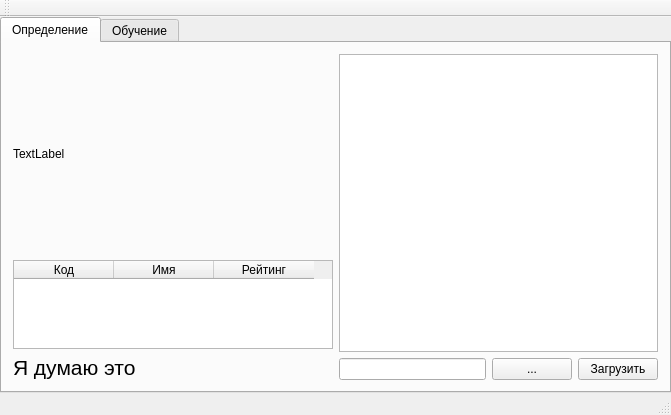
Above: sartificialneuralweb.ui from shotInLeg/SArtificialNeuralWeb before the change. Below: the same form after it.
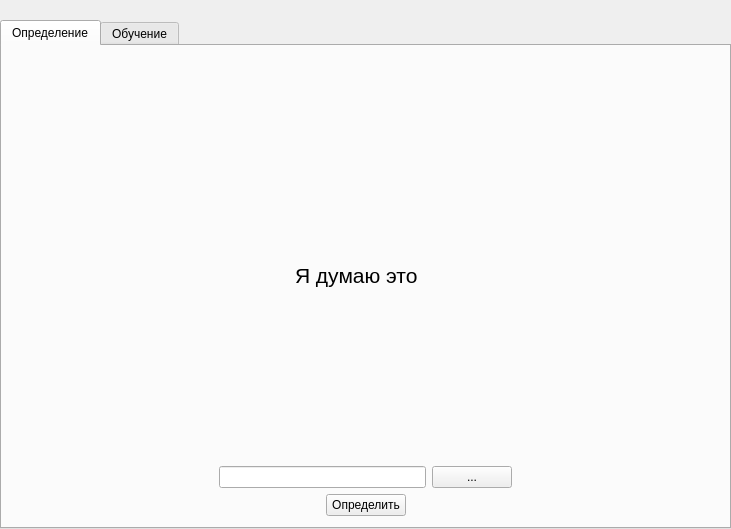
That is the form after the change.

Commit message: Modified design, separate to header and realisation files

Diff of the .ui file:
```diff
--- a/sartificialneuralweb.ui
+++ b/sartificialneuralweb.ui
@@ -6,8 +6,8 @@
    <rect>
     <x>0</x>
     <y>0</y>
-    <width>671</width>
-    <height>415</height>
+    <width>731</width>
+    <height>529</height>
    </rect>
   </property>
   <property name="windowTitle">
@@ -19,7 +19,7 @@
      <number>0</number>
     </property>
     <property name="topMargin">
-     <number>0</number>
+     <number>20</number>
     </property>
     <property name="rightMargin">
      <number>0</number>
@@ -36,10 +36,23 @@
        <attribute name="title">
         <string>Определение</string>
        </attribute>
-       <layout class="QHBoxLayout" name="horizontalLayout">
-        <item>
          <layout class="QVBoxLayout" name="verticalLayout_3">
           <item>
+         <layout class="QHBoxLayout" name="horizontalLayout_9">
+          <item>
+           <spacer name="horizontalSpacer_3">
+            <property name="orientation">
+             <enum>Qt::Horizontal</enum>
+            </property>
+            <property name="sizeHint" stdset="0">
+             <size>
+              <width>40</width>
+              <height>20</height>
+             </size>
+            </property>
+           </spacer>
+          </item>
+          <item>
            <widget class="QLabel" name="imgWork">
             <property name="minimumSize">
              <size>
@@ -54,34 +67,40 @@
              </size>
             </property>
             <property name="text">
-             <string>TextLabel</string>
+             <string/>
             </property>
            </widget>
           </item>
           <item>
-           <widget class="QTableWidget" name="twResults">
-            <column>
-             <property name="text">
-              <string>Код</string>
-             </property>
-            </column>
-            <column>
-             <property name="text">
-              <string>Имя</string>
-             </property>
-            </column>
-            <column>
-             <property name="text">
-              <string>Рейтинг</string>
-             </property>
-            </column>
-           </widget>
+           <spacer name="horizontalSpacer_4">
+            <property name="orientation">
+             <enum>Qt::Horizontal</enum>
+            </property>
+            <property name="sizeHint" stdset="0">
+             <size>
+              <width>40</width>
+              <height>20</height>
+             </size>
+            </property>
+           </spacer>
           </item>
+         </layout>
+        </item>
           <item>
-           <layout class="QHBoxLayout" name="horizontalLayout_2">
-            <property name="topMargin">
-             <number>0</number>
+         <layout class="QHBoxLayout" name="horizontalLayout_10">
+          <item>
+           <spacer name="horizontalSpacer_5">
+            <property name="orientation">
+             <enum>Qt::Horizontal</enum>
             </property>
+            <property name="sizeHint" stdset="0">
+             <size>
+              <width>40</width>
+              <height>20</height>
+             </size>
+            </property>
+           </spacer>
+          </item>
             <item>
              <widget class="QLabel" name="llBestResult">
               <property name="font">
@@ -106,23 +125,52 @@
               </property>
              </widget>
             </item>
-           </layout>
+          <item>
+           <spacer name="horizontalSpacer_6">
+            <property name="orientation">
+             <enum>Qt::Horizontal</enum>
+            </property>
+            <property name="sizeHint" stdset="0">
+             <size>
+              <width>40</width>
+              <height>20</height>
+             </size>
+            </property>
+           </spacer>
           </item>
          </layout>
         </item>
         <item>
-         <layout class="QVBoxLayout" name="verticalLayout_2">
-          <property name="leftMargin">
-           <number>0</number>
+         <spacer name="verticalSpacer">
+          <property name="orientation">
+           <enum>Qt::Vertical</enum>
           </property>
-          <item>
-           <widget class="QTextBrowser" name="tbInformation"/>
+          <property name="sizeHint" stdset="0">
+           <size>
+            <width>20</width>
+            <height>40</height>
+           </size>
+          </property>
+         </spacer>
           </item>
           <item>
            <layout class="QHBoxLayout" name="horizontalLayout_3">
             <property name="topMargin">
              <number>0</number>
             </property>
+          <item>
+           <spacer name="horizontalSpacer_7">
+            <property name="orientation">
+             <enum>Qt::Horizontal</enum>
+            </property>
+            <property name="sizeHint" stdset="0">
+             <size>
+              <width>40</width>
+              <height>20</height>
+             </size>
+            </property>
+           </spacer>
+          </item>
             <item>
              <widget class="QLineEdit" name="ePathToImg"/>
             </item>
@@ -134,13 +182,54 @@
              </widget>
             </item>
             <item>
+           <spacer name="horizontalSpacer_8">
+            <property name="orientation">
+             <enum>Qt::Horizontal</enum>
+            </property>
+            <property name="sizeHint" stdset="0">
+             <size>
+              <width>40</width>
+              <height>20</height>
+             </size>
+            </property>
+           </spacer>
+          </item>
+         </layout>
+        </item>
+        <item>
+         <layout class="QHBoxLayout" name="horizontalLayout">
+          <item>
+           <spacer name="horizontalSpacer_9">
+            <property name="orientation">
+             <enum>Qt::Horizontal</enum>
+            </property>
+            <property name="sizeHint" stdset="0">
+             <size>
+              <width>40</width>
+              <height>20</height>
+             </size>
+            </property>
+           </spacer>
+          </item>
+          <item>
              <widget class="QPushButton" name="bLoad">
               <property name="text">
-               <string>Загрузить</string>
+             <string>Определить</string>
               </property>
              </widget>
             </item>
-           </layout>
+          <item>
+           <spacer name="horizontalSpacer_10">
+            <property name="orientation">
+             <enum>Qt::Horizontal</enum>
+            </property>
+            <property name="sizeHint" stdset="0">
+             <size>
+              <width>40</width>
+              <height>20</height>
+             </size>
+            </property>
+           </spacer>
           </item>
          </layout>
         </item>
@@ -277,15 +366,6 @@
     </rect>
    </property>
   </widget>
-  <widget class="QToolBar" name="mainToolBar">
-   <attribute name="toolBarArea">
-    <enum>TopToolBarArea</enum>
-   </attribute>
-   <attribute name="toolBarBreak">
-    <bool>false</bool>
-   </attribute>
-  </widget>
-  <widget class="QStatusBar" name="statusBar"/>
  </widget>
  <layoutdefault spacing="6" margin="11"/>
  <resources/>
```
Left out of the diff: 169 changed lines with no effect on the pictures. Lines whose indentation alone changed are shown as unchanged. The commit also changes 6 other files.
